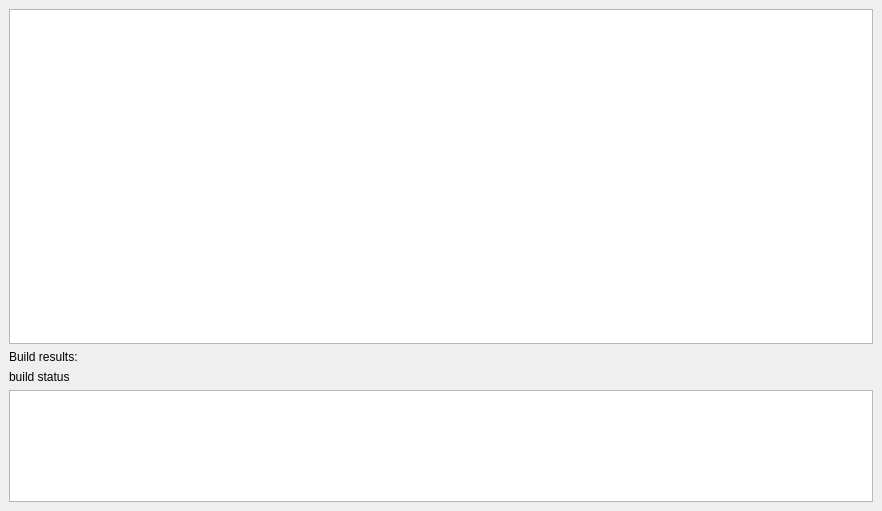
Qt form gui_client/ShaderEditorDialog.ui (shipilovden/substrata-metasiberia) before a commit.
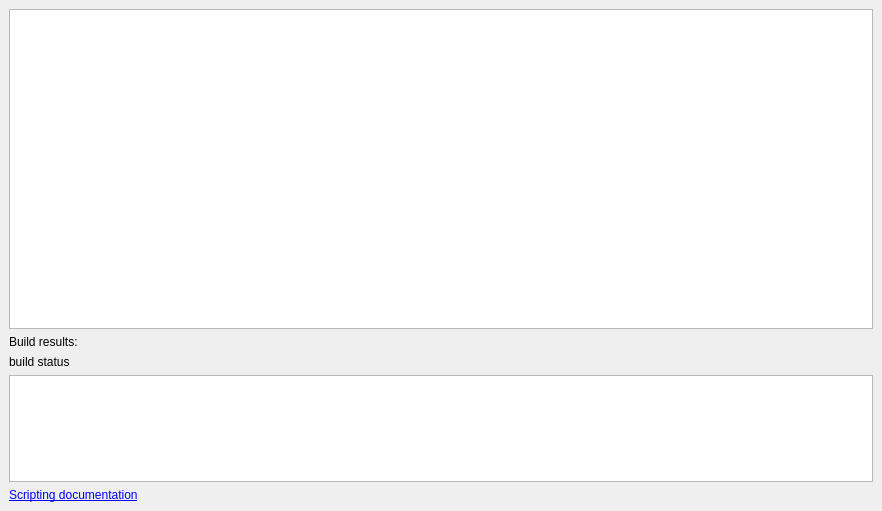
The same form after that commit.

Commit message: Changed instancing max count to 100. Fixed instanced objects not being selectable and kinematic. Added last_eval_script_time and last_num_scripts_processed to diagnostics. Fixed instance obs physics objects not being removed in disconnectFromServerAndClearAllObjects(). Added a link to scripting documentation in ShaderEditorDialog.

```diff
--- a/gui_client/ShaderEditorDialog.ui
+++ b/gui_client/ShaderEditorDialog.ui
@@ -73,6 +73,19 @@
       </property>
      </widget>
     </item>
+    <item>
+     <widget class="QLabel" name="label_2">
+      <property name="text">
+       <string>&lt;a href=&quot;https://substrata.info/about_scripting&quot;&gt;Scripting documentation&lt;/a&gt;</string>
+      </property>
+      <property name="textFormat">
+       <enum>Qt::RichText</enum>
+      </property>
+      <property name="openExternalLinks">
+       <bool>true</bool>
+      </property>
+     </widget>
+    </item>
    </layout>
   </widget>
  </widget>
```
The commit also changes 2 other files.
